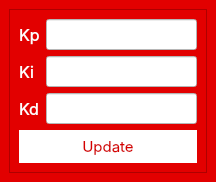
First picture: the form in pages/Modul3/ui/PIDparam.ui, repository KevinHutagaol/control-center-2026, before the edit.
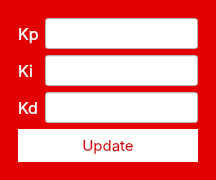
Second picture: the form after the edit.

Commit message: Cleaned up old ui: Removed unused ui files (Admin.ui), removed nilai page from main window,  changed frames in ui files to no frame, fixed main window image button hover effect

```diff
--- a/pages/Modul3/ui/PIDparam.ui
+++ b/pages/Modul3/ui/PIDparam.ui
@@ -21,7 +21,7 @@
     <item>
      <widget class="QFrame" name="frame">
       <property name="frameShape">
-       <enum>QFrame::StyledPanel</enum>
+       <enum>QFrame::NoFrame</enum>
       </property>
       <property name="frameShadow">
        <enum>QFrame::Raised</enum>
```
The commit also changes 68 other files.
